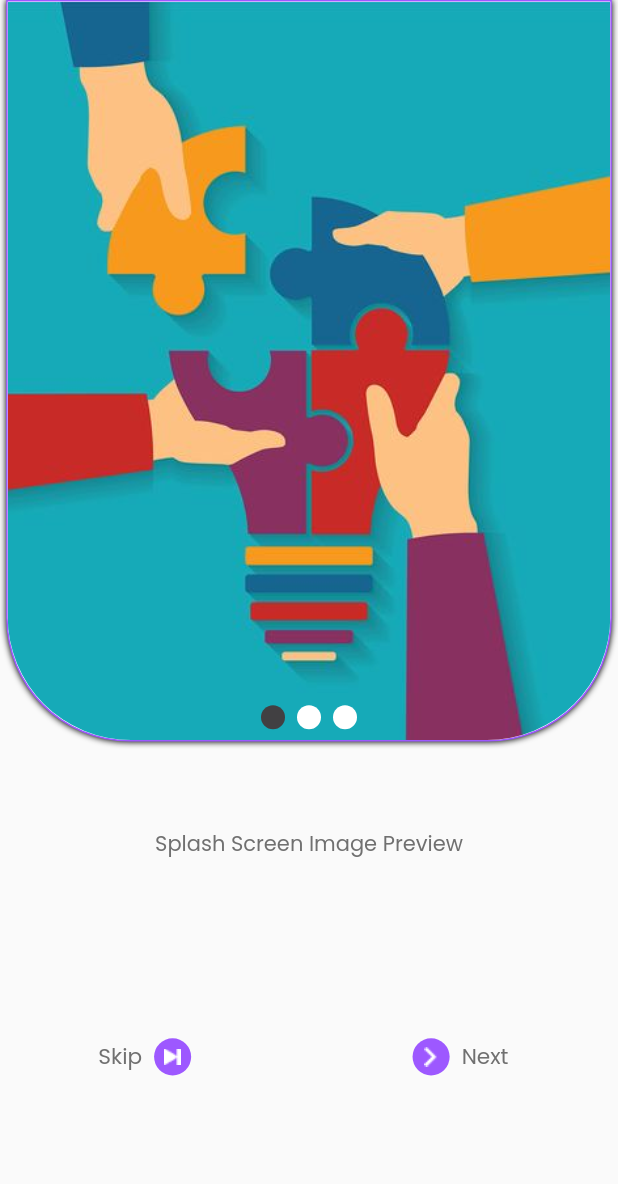
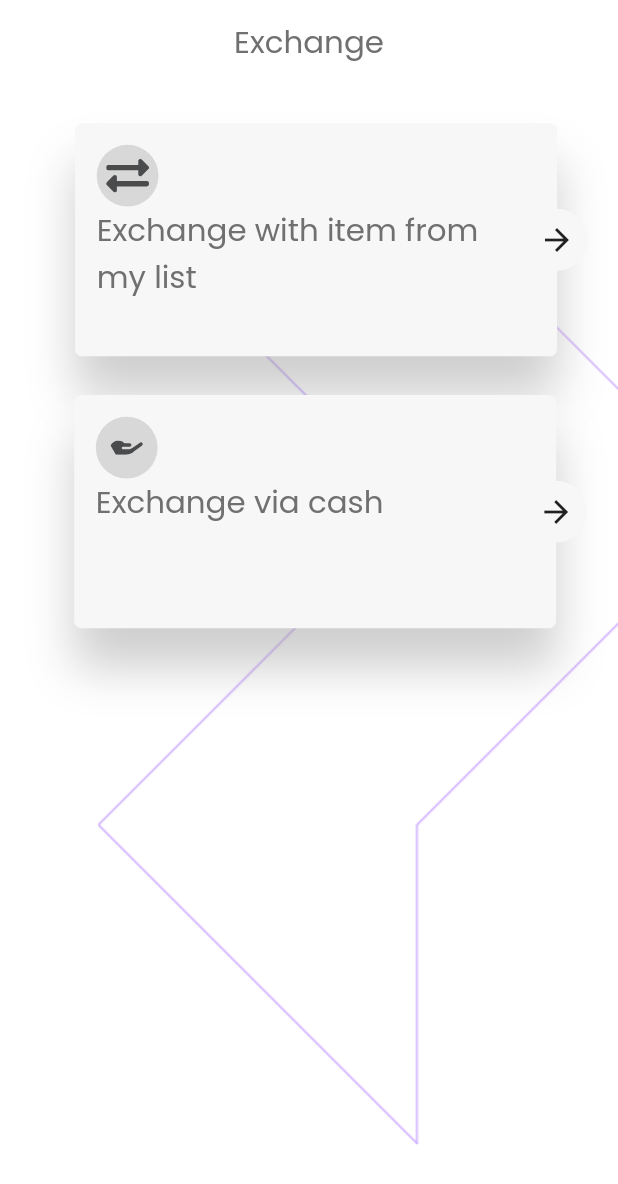
Before and after one commit to ahmad20066/padilni, a Flutter app: the screen it shows after launch, on a phone screen of 412 x 824 dp. Shown: the top 1184 px of the screen. Run offline on Flutter 3.47's test engine with Material 2 defaults, Android fonts, the phone set to English and light mode, and no system bars; drawn by our look-alikes of smooth_page_indicator; our stand-ins replace device_info_plus, dio, firebase_auth, firebase_core, firebase_messaging, flutter_local_notifications and 6 more; missing offline and left inert: flutter_facebook_auth; accounts and stored records are empty.

Commit message:
exchangeprocessing

```diff
--- a/lib/main.dart
+++ b/lib/main.dart
@@ -4,11 +4,11 @@ import 'package:firebase_core/firebase_core.dart';
 import 'package:flutter/material.dart';
 import 'package:get/get.dart';
 import 'package:padilni/data/remote/diohelper.dart';
+import 'package:padilni/presentation/exchange/screen/exchange_screen.dart';
 import 'package:padilni/services/notification_config.dart';
 import 'package:padilni/utils/lang/translations.dart';
 import 'package:padilni/utils/local/shared.dart';
 import 'package:padilni/utils/routes/app_routes.dart';
-import 'package:padilni/presentation/splashscreen/splash_screen.dart';
 import 'package:padilni/utils/themes.dart';
 
 class MyHttpOverrides extends HttpOverrides {
@@ -50,7 +50,7 @@ class MyApp extends StatelessWidget {
   @override
   Widget build(BuildContext context) {
     return GetMaterialApp(
-        theme: theme,
+        theme: gettheme(context),
         getPages: AppRoutes.appRoutes,
         translations: Translation(),
         locale: Shared.getstring("lang") != null
@@ -58,6 +58,6 @@ class MyApp extends StatelessWidget {
             : Get.deviceLocale,
         fallbackLocale: const Locale('ar'),
         debugShowCheckedModeBanner: false,
-        home: SplashScreen());
+        home: ExchangeScreen());
   }
 }
--- /dev/null
+++ b/lib/presentation/exchange/controller/exchange_binding.dart
@@ -0,0 +1,11 @@
+import 'package:get/get.dart';
+import 'package:padilni/presentation/exchange/controller/exchange_controller.dart';
+
+class ExchangeBinding extends Bindings {
+  @override
+  void dependencies() {
+    Get.lazyPut(() => ExchangeController());
+  }
+
+
+}
--- /dev/null
+++ b/lib/presentation/exchange/screen/exchange_screen.dart
@@ -0,0 +1,63 @@
+import 'package:flutter/material.dart';
+import 'package:get/get.dart';
+import 'package:padilni/presentation/exchange/widgets/exchange_type.dart';
+import 'package:padilni/utils/colors.dart';
+
+class ExchangeScreen extends StatelessWidget {
+  const ExchangeScreen({super.key});
+
+  @override
+  Widget build(BuildContext context) {
+    return Scaffold(
+      backgroundColor: AppColors.primaryColor,
+      appBar: AppBar(title: Text("Exchange".tr, style: Theme.of(context).textTheme.bodyMedium!
+      ,) ,
+       centerTitle: true,
+       backgroundColor: AppColors.primaryColor,
+       elevation: 0.0,) ,
+       body: SizedBox(
+        width: Get.width,
+         child: Stack(
+          children: [
+          Positioned(
+            bottom: 0,
+            right: -Get.width*0.35,
+            left: 0,
+            top: Get.height*0.01,
+            child: Padding(
+              padding:  EdgeInsets.all(Get.width*0.12),
+              child: Image.asset("assets/images/Path 2.png" ),
+            )) ,
+            Positioned(
+            bottom: Get.height*0.7,
+            right: 20,
+            left: 20,
+            top: Get.height*0.02,
+           child:InkWell(
+            onTap: ()
+            {
+            },
+             child: const ExchangeType(
+              svgUrl: "assets/images/exchange1.svg",
+                     text: "Exchange with item from my list",),
+           )),
+           Positioned(
+            bottom: Get.height*0.48,
+            right: Get.width*0.05,
+            left: Get.width*0.05,
+            top: Get.height*0.24,
+           child:InkWell(
+            onTap: ()
+            {
+              Get.toNamed('/cash');
+            },
+             child: const ExchangeType(
+             svgUrl: "assets/images/exchange2.svg",
+             text: "Exchange via cash",),
+           ))
+
+         ]),
+       ),
+    );
+  }
+}
--- /dev/null
+++ b/lib/presentation/exchange/widgets/exchange_type.dart
@@ -0,0 +1,66 @@
+import 'package:flutter/material.dart';
+import 'package:flutter_svg/flutter_svg.dart';
+import 'package:get/get.dart';
+import 'package:padilni/utils/colors.dart';
+
+class ExchangeType extends StatelessWidget {
+  const ExchangeType({super.key,
+  this.svgUrl,
+  this.text});
+ final String? svgUrl ;
+ final String? text;
+  @override
+  Widget build(BuildContext context) {
+    return SizedBox(
+      height: Get.height/5.3,
+     width: Get.width*0.83,
+        child: Stack(
+        clipBehavior: Clip.none,
+        alignment: Alignment.centerRight,
+        children: [
+          SizedBox(
+            width: Get.width*0.83,
+            child: Stack(
+              alignment: Alignment.centerLeft,
+              children: [
+                Container(
+                  decoration: BoxDecoration(
+                    color:AppColors.exchangeColor,
+                    borderRadius: BorderRadius.circular(5),
+                     boxShadow: [
+                         BoxShadow(
+               color: Colors.grey.withOpacity(0.5),
+               blurRadius: 27,
+               offset: const Offset(0, 26),)],
+                  ),
+                  height: Get.height/5.3,
+                  width: Get.width*0.78,
+                  child: Padding(
+                    padding:  EdgeInsets.all(Get.width*0.035),
+                    child: Column(
+                      crossAxisAlignment: CrossAxisAlignment.start,
+                      children: [
+                       CircleAvatar(radius: Get.width*0.05,
+                       backgroundColor: AppColors.settingItemColor,
+                       child: SvgPicture.asset(svgUrl!),) ,
+                       Text(text! , style: Theme.of(context).textTheme.bodyMedium,)
+                        ]),
+                  ) ,
+                ),
+              ],
+            ),
+          ),
+
+          Container(
+            height: Get.height*0.07,
+            width: Get.width*0.1,
+            decoration:const BoxDecoration(
+            color:AppColors.exchangeColor ,
+            shape: BoxShape.circle),
+            child:const Icon(Icons.arrow_forward)
+            ),
+        ]
+      ),
+    );
+  }
+}
--- a/lib/utils/colors.dart
+++ b/lib/utils/colors.dart
@@ -25,5 +25,10 @@ class AppColors
 
   static const Color settingItemColor = Color(0xffD8D8D8);
 
+  static const Color exchangeColor =  Color(0xffF7F7F7);
+
+  static const Color declineColor = Color(0xffFC6011);
+
+
 
 }
--- a/lib/utils/routes/app_routes.dart
+++ b/lib/utils/routes/app_routes.dart
@@ -8,6 +8,9 @@ import 'package:padilni/presentation/auth/signup/sign_up_page.dart';
 import 'package:padilni/presentation/auth/verification/logic/verification_binding.dart';
 import 'package:padilni/presentation/auth/verification/verification_page.dart';
 import 'package:padilni/presentation/details_screen/details_screen.dart';
+import 'package:padilni/presentation/exchange/controller/exchange_binding.dart';
+import 'package:padilni/presentation/exchange/screen/cash_exchange.dart';
+import 'package:padilni/presentation/exchange/screen/exchange_screen.dart';
 import 'package:padilni/presentation/main_screen/screen/main_screen.dart';
 import 'package:padilni/presentation/onboarding/onboarding_page.dart';
 import 'package:padilni/presentation/splashscreen/splash_screen.dart';
@@ -29,6 +32,10 @@ class AppRoutes {
 
   static const detailsScreen = '/details';
 
+  static const exchangeScreenRoute = '/exchange_screen';
+
+  static const cashExchangeRoute = '/cash';
+
   static List<GetPage> appRoutes = [
     GetPage(name: base, page: () => SplashScreen()),
 
@@ -44,7 +51,13 @@ class AppRoutes {
 
     GetPage(name: verificationCode, page: ()=>VerificationPage() , binding: VerificationBinding()) ,
 
-    GetPage(name:detailsScreen , page: ()=> DetailsScreen())
+    GetPage(name:detailsScreen , page: ()=> DetailsScreen()) ,
+
+    GetPage(name: exchangeScreenRoute, page: ()=>ExchangeScreen() , binding: ExchangeBinding()),
+
+    GetPage(name: cashExchangeRoute, page: ()=>CashExchangeScreen())
+
+
 
 
   ];
--- a/lib/utils/themes.dart
+++ b/lib/utils/themes.dart
@@ -1,21 +1,22 @@
 import 'package:flutter/material.dart';
 import 'package:padilni/utils/colors.dart';
 import 'package:google_fonts/google_fonts.dart';
-
-var theme = ThemeData(
+  ThemeData gettheme(context) {
+return ThemeData(
     colorScheme: ColorScheme.fromSeed(seedColor: AppColors.secondaryColor,
     ),
     //  useMaterial3: true,
     textTheme: TextTheme(
         bodyLarge: GoogleFonts.poppins(
           color: AppColors.fourthColor,
-          // fontSize: 25,
+          fontSize:MediaQuery.sizeOf(context).width*0.06,
         ),
         bodyMedium: GoogleFonts.poppins(
             color: AppColors.fourthColor,
-            // fontSize: Get.width*0.053,
+            fontSize:MediaQuery.sizeOf(context).width*0.05,
             fontWeight: FontWeight.normal),
         bodySmall: GoogleFonts.poppins(
             color: AppColors.fourthColor,
-            // fontSize: Get.width*0.03,
+            fontSize: MediaQuery.sizeOf(context).width*0.04,
             fontWeight: FontWeight.normal)));
+  }
```
Also changed, not shown: lib/presentation/exchange/controller/exchange_controller.dart (added, +8 -0 lines), lib/presentation/exchange/screen/cash_exchange.dart (added, +72 -0 lines), assets/images/back_icon.svg (added), assets/images/exchange1.svg (added), assets/images/exchange2.svg (added), assets/images/warning.svg (added).
